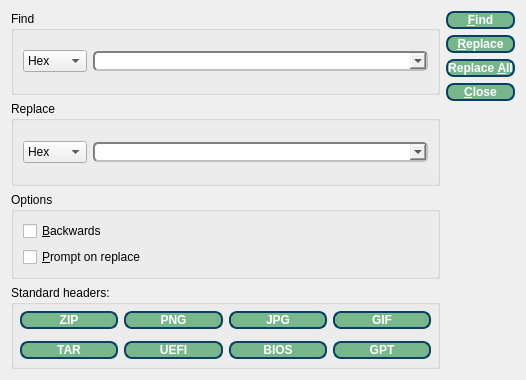
Old version of the form IMSProg_programmer/searchdialog.ui in the repository bigbigmdm/IMSProg.
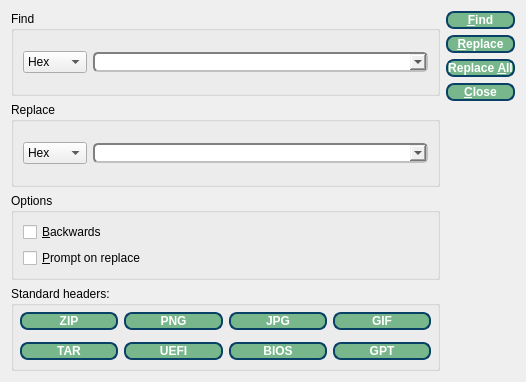
New version of the form.

What changed in the file:
```diff
--- a/IMSProg_programmer/searchdialog.ui
+++ b/IMSProg_programmer/searchdialog.ui
@@ -7,7 +7,7 @@
     <x>0</x>
     <y>0</y>
     <width>526</width>
-    <height>380</height>
+    <height>382</height>
    </rect>
   </property>
   <property name="windowTitle">
@@ -45,7 +45,7 @@
            </sizepolicy>
           </property>
           <property name="styleSheet">
-           <string notr="true">border: 2px solid gray;border-radius: 5px;color:#000;font-weight:600;border-style: inset;</string>
+           <string notr="true">border: 2px solid gray;border-radius: 5px;font-weight:600;border-style: inset;</string>
           </property>
           <property name="editable">
            <bool>true</bool>
@@ -84,7 +84,7 @@
            </sizepolicy>
           </property>
           <property name="styleSheet">
-           <string notr="true">border: 2px solid gray;border-radius: 5px;color:#000;font-weight:600;border-style: inset;</string>
+           <string notr="true">border: 2px solid gray;border-radius: 5px;font-weight:600;border-style: inset;</string>
           </property>
           <property name="editable">
            <bool>true</bool>
```
